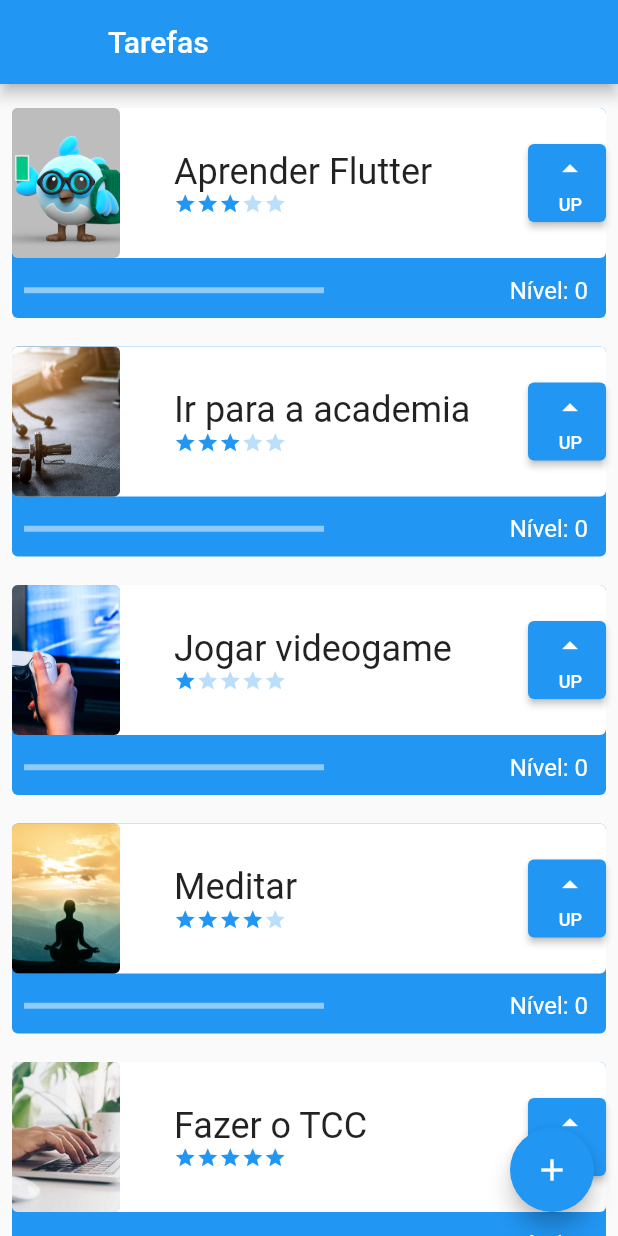
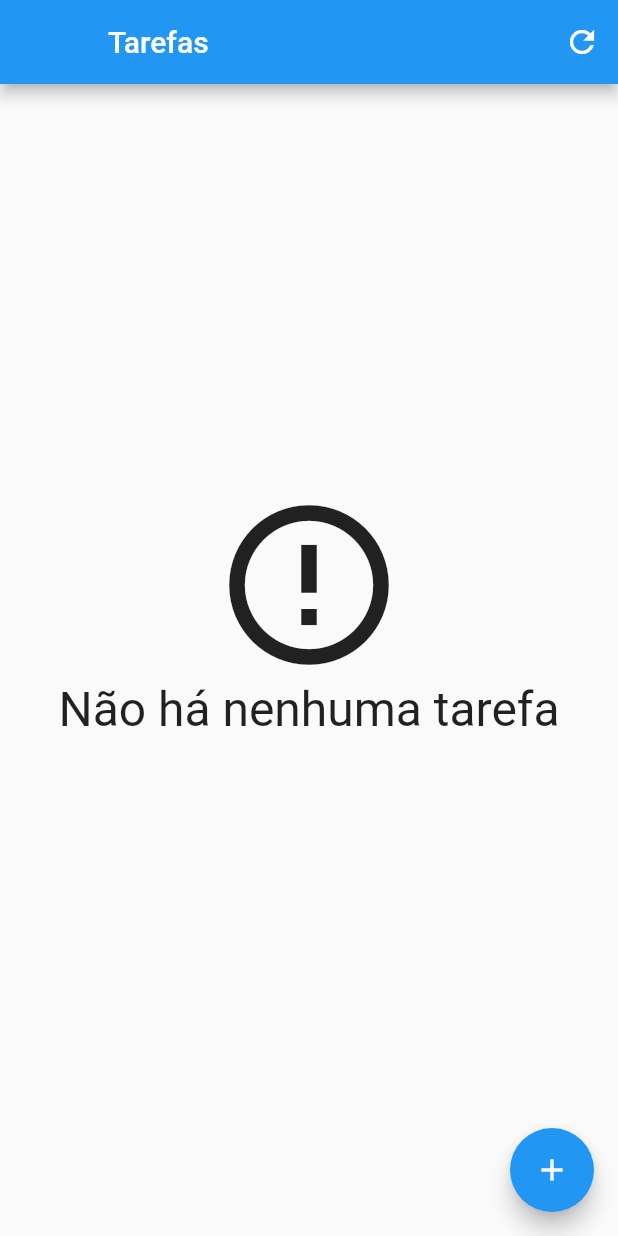
Before and after one commit to DaviRestani/tasks_app_alura, a Flutter app: the screen it shows after launch, on a phone screen of 412 x 824 dp. Run offline on Flutter 3.47's test engine with Material 2 defaults, Android fonts, the phone set to English and light mode, and no system bars; our stand-ins replace sqflite; accounts and stored records are empty.

Commit message:
commit data

```diff
--- a/lib/components/task.dart
+++ b/lib/components/task.dart
@@ -1,5 +1,6 @@
 import 'package:flutter/material.dart';
 import 'package:tasks_app/components/difficulty.dart';
+import 'package:tasks_app/data/task_dao.dart';
 
 class Task extends StatefulWidget {
   final String nome;
@@ -16,8 +17,6 @@ class Task extends StatefulWidget {
 }
 
 class _TaskState extends State<Task> {
-
-
   bool assetOrNetwork() {
     if (widget.foto.contains('http')) {
       return false;
@@ -34,7 +33,7 @@ class _TaskState extends State<Task> {
           Container(
             decoration: BoxDecoration(
                 borderRadius: BorderRadius.circular(4),
-                color: widget.nivel >= 10 ? Colors.purple : Colors.blue),
+                color: widget.nivel >= 20 ? Colors.teal : Colors.blue),
             height: 140,
           ),
           Column(
@@ -89,6 +88,9 @@ class _TaskState extends State<Task> {
                       height: 52,
                       width: 52,
                       child: ElevatedButton(
+                        onLongPress: (){
+                          TaskDao().delete(widget.nome);
+                        },
                           onPressed: () {
                             setState(() {
                               widget.nivel++;
@@ -140,4 +142,17 @@ class _TaskState extends State<Task> {
       ),
     );
   }
+
+  // Color _changecolors() {
+  //   if(widget.nivel >= 10){
+  //     return Color(Colors.orange as int);
+  //   }
+  //   else if(widget.nivel >= 30){
+  //     return Color(Colors.grey as int);
+  //   }
+  //   else if(widget.nivel >= 50){
+  //     return Color(Colors.yellow as int);
+  //   }
+  //   return Color(Colors.blue as int);
+  // }
 }
--- /dev/null
+++ b/lib/data/task_dao.dart
@@ -0,0 +1,89 @@
+import 'package:sqflite/sqflite.dart';
+import 'package:tasks_app/components/task.dart';
+import 'package:tasks_app/data/database.dart';
+
+class TaskDao {
+  static const String tableSql = 'CREATE TABLE $_tablename('
+      '$_name TEXT, '
+      '$_difficulty INTEGER, '
+      '$_image TEXT)';
+
+  static const String _tablename = 'taskTable';
+  static const String _name = 'name';
+  static const String _difficulty = 'difficulty';
+  static const String _image = 'image';
+
+  save(Task tarefa) async {
+    print('Iniciando o save: ');
+    final Database bancoDeDados = await getDatabase();
+    var itemExists = await find(tarefa.nome);
+    Map<String, dynamic> taskMap = toMap(tarefa);
+    if (itemExists.isEmpty) {
+      print('a Tarefa não Existia.');
+      return await bancoDeDados.insert(_tablename, taskMap);
+    } else {
+      print('a Tarefa existia!');
+      return await bancoDeDados.update(
+        _tablename,
+        taskMap,
+        where: '$_name = ?',
+        whereArgs: [tarefa.nome],
+      );
+    }
+  }
+
+  Map<String, dynamic> toMap(Task tarefa) {
+    print('Convertendo to Map: ');
+    final Map<String, dynamic> mapaDeTarefas = Map();
+    mapaDeTarefas[_name] = tarefa.nome;
+    mapaDeTarefas[_difficulty] = tarefa.dificuldade;
+    mapaDeTarefas[_image] = tarefa.foto;
+    print('Mapa de Tarefas: $mapaDeTarefas');
+    return mapaDeTarefas;
+  }
+
+  Future<List<Task>> findAll() async {
+    print('Acessando o findAll: ');
+    final Database bancoDeDados = await getDatabase();
+    final List<Map<String, dynamic>> result =
+    await bancoDeDados.query(_tablename);
+    print('Procurando dados no banco de dados... encontrado: $result');
+    return toList(result);
+  }
+
+  List<Task> toList(List<Map<String, dynamic>> mapaDeTarefas) {
+    print('Convertendo to List:');
+    final List<Task> tarefas = [];
+    for (Map<String, dynamic> linha in mapaDeTarefas) {
+      final Task tarefa = Task(
+        linha[_name],
+        linha[_image],
+        linha[_difficulty],
+      );
+      tarefas.add(tarefa);
+    }
+    print('Lista de Tarefas: ${tarefas.toString()}');
+    return tarefas;
+  }
+
+  Future<List<Task>> find(String nomeDaTarefa) async {
+    print('Acessando find: ');
+    final Database bancoDeDados = await getDatabase();
+    print('Procurando tarefa com o nome: ${nomeDaTarefa}');
+    final List<Map<String, dynamic>> result = await bancoDeDados
+        .query(_tablename, where: '$_name = ?', whereArgs: [nomeDaTarefa]);
+    print('Tarefa encontrada: ${toList(result)}');
+
+    return toList(result);
+  }
+
+  delete(String nomeDaTarefa) async {
+    print('Deletando tarefa: $nomeDaTarefa');
+    final Database bancoDeDados = await getDatabase();
+    return await bancoDeDados.delete(
+      _tablename,
+      where: '$_name = ?',
+      whereArgs: [nomeDaTarefa],
+    );
+  }
+}
--- a/lib/screens/initial_screen.dart
+++ b/lib/screens/initial_screen.dart
@@ -1,5 +1,6 @@
 import 'package:flutter/material.dart';
 import 'package:tasks_app/components/task.dart';
+import 'package:tasks_app/data/task_dao.dart';
 import 'package:tasks_app/data/task_inherited.dart';
 import 'package:tasks_app/screens/form_screen.dart';
 
@@ -16,16 +17,94 @@ class _InicialScreenState extends State<InicialScreen> {
     return Scaffold(
       appBar: AppBar(
         leading: Container(),
+        actions: [
+          IconButton(onPressed: (){setState(() {
+
+          });}, icon: Icon(Icons.refresh))
+        ],
         title: const Text('Tarefas'),
       ),
-      body: ListView(
-        children: TaskInherited.of(context).taskList,
+      body: Padding(
         padding: EdgeInsets.only(top: 8, bottom: 70),
+        child: FutureBuilder<List<Task>>(
+            future: TaskDao().findAll(),
+            builder: (context, snapshot) {
+              List<Task>? items = snapshot.data;
+              switch (snapshot.connectionState) {
+                case ConnectionState.none:
+                  return Center(
+                    child: Column(
+                      children: [
+                        CircularProgressIndicator(),
+                        Text('Carregando'),
+                      ],
+                    ),
+                  );
+                  break;
+                case ConnectionState.waiting:
+                  return Center(
+                    child: Column(
+                      children: [
+                        CircularProgressIndicator(),
+                        Text('Carregando'),
+                      ],
+                    ),
+                  );
+                  break;
+                case ConnectionState.active:
+                  return Center(
+                    child: Column(
+                      children: [
+                        CircularProgressIndicator(),
+                        Text('Carregando'),
+                      ],
+                    ),
+                  );
+                  break;
+                case ConnectionState.done:
+                  if (snapshot.hasData && items != null) {
+                    if (items.isNotEmpty) {
+                      return ListView.builder(
+                          itemCount: items.length,
+                          itemBuilder: (BuildContext context, int index) {
+                            final Task tarefa = items[index];
+                            return tarefa;
+                          });
+                    }
+                    return Center(
+                      child: Column(
+                        mainAxisAlignment: MainAxisAlignment.center,
+                        crossAxisAlignment: CrossAxisAlignment.center,
+                        children: [
+                          Icon(Icons.error_outline, size: 128),
+                          Text(
+                            'Não há nenhuma tarefa',
+                            style: TextStyle(
+                              fontSize: 32,
+                            ),
+                          ),
+                        ],
+                      ),
+                    );
+                  }
+                  return Text('Erro ao carregar Tarefas!');
+                  break;
+              }
+              return Text('Erro desconhecido');
+            }),
       ),
       floatingActionButton: FloatingActionButton(
         onPressed: () {
           Navigator.push(
-              context, MaterialPageRoute(builder: (contextNew) => FormScreen(taskContext: context,)));
+            context,
+            MaterialPageRoute(
+              builder: (contextNew) => FormScreen(
+                taskContext: context,
+              ),
+            ),
+          ).then((value) => setState((){
+            print('Recarregando a tela inicial');
+          }));
         },
         child: const Icon(Icons.add),
       ),
--- a/pubspec.yaml
+++ b/pubspec.yaml
@@ -30,6 +30,8 @@ environment:
 dependencies:
   flutter:
     sdk: flutter
+
+  sqflite: ^2.0.3+1
 
 
   # The following adds the Cupertino Icons font to your application.
```
Also changed, not shown: lib/data/database.dart (added, +10 -0 lines), lib/screens/form_screen.dart (+13 -11 lines), pubspec.lock. Lines whose indentation alone changed are shown as unchanged.
